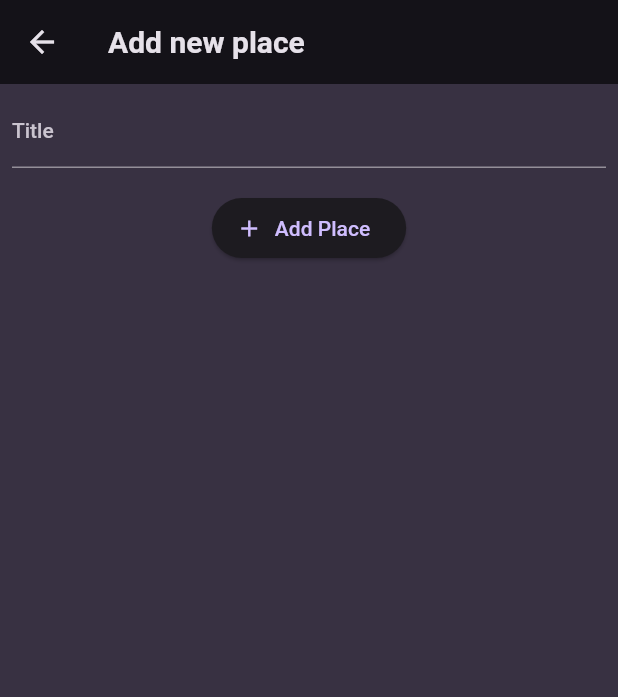
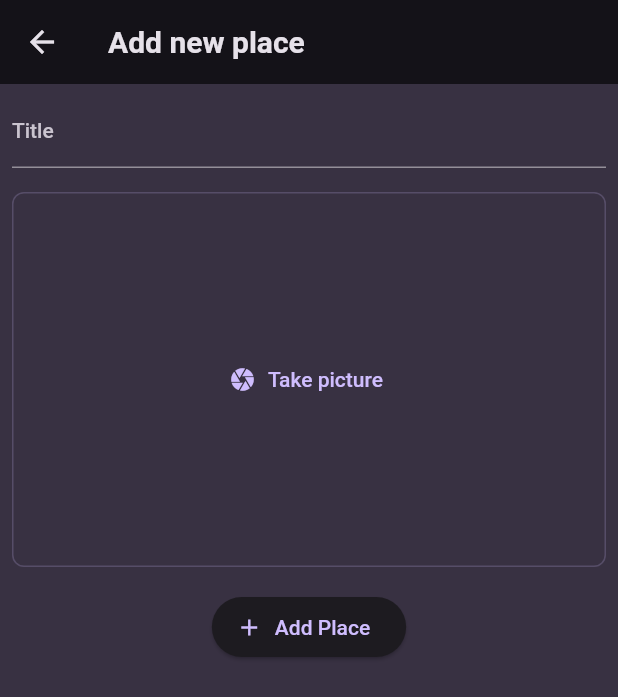
Before and after one commit to hoangminhtran94/favorite_places, a Flutter app: the NewPlaceScreen screen opened directly, on a phone screen of 412 x 824 dp. Shown: the top 697 px of the screen. Run offline on Flutter 3.47's test engine with Material 2 defaults, Android fonts, the phone set to English and light mode, and no system bars; our stand-ins replace flutter_riverpod, google_fonts.

Commit message:
adding camera functionality

```diff
--- a/lib/screens/new_places.dart
+++ b/lib/screens/new_place.dart
@@ -1,5 +1,6 @@
 import 'package:favorite_places/models/place.dart';
 import 'package:favorite_places/provider/place_provider.dart';
+import 'package:favorite_places/widgets/image_input.dart';
 import 'package:flutter/material.dart';
 import 'package:flutter_riverpod/flutter_riverpod.dart';
 import 'package:uuid/uuid.dart';
@@ -51,6 +52,8 @@ class _NewPlaceScreenState extends ConsumerState<NewPlaceScreen> {
                   },
                 ),
                 const SizedBox(height: 16),
+                const ImageInput(),
+                const SizedBox(height: 16),
                 ElevatedButton.icon(
                     onPressed: _addNewPlace,
                     icon: const Icon(Icons.add),
--- /dev/null
+++ b/lib/widgets/image_input.dart
@@ -0,0 +1,30 @@
+import 'package:flutter/material.dart';
+
+class ImageInput extends StatefulWidget {
+  const ImageInput({super.key});
+
+  @override
+  State<StatefulWidget> createState() {
+    return _ImageInputState();
+  }
+}
+
+class _ImageInputState extends State<ImageInput> {
+  @override
+  Widget build(BuildContext context) {
+    return Container(
+      decoration: BoxDecoration(
+          borderRadius: BorderRadius.circular(8),
+          border: Border.all(
+              width: 1,
+              color: Theme.of(context).colorScheme.primary.withOpacity(0.2))),
+      alignment: Alignment.center,
+      height: 250,
+      width: double.infinity,
+      child: TextButton.icon(
+          onPressed: () {},
+          icon: const Icon(Icons.camera),
+          label: const Text("Take picture")),
+    );
+  }
+}
--- a/pubspec.yaml
+++ b/pubspec.yaml
@@ -38,6 +38,7 @@ dependencies:
   google_fonts: ^5.1.0
   flutter_riverpod: ^2.4.0
   uuid: ^4.0.0
+  image_picker: ^1.0.4
 
 dev_dependencies:
   flutter_test:
```
Also changed, not shown: lib/screens/places.dart (+3 -17 lines), lib/widgets/place_item.dart (added, +26 -0 lines), pubspec.lock, 5 other files.
